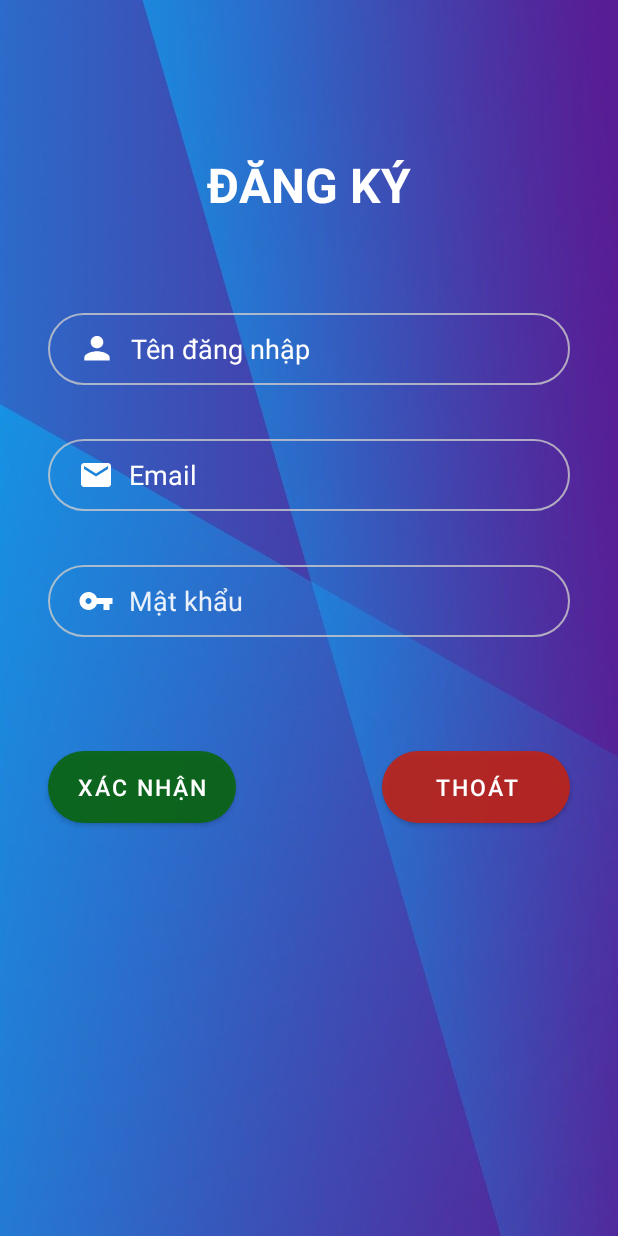
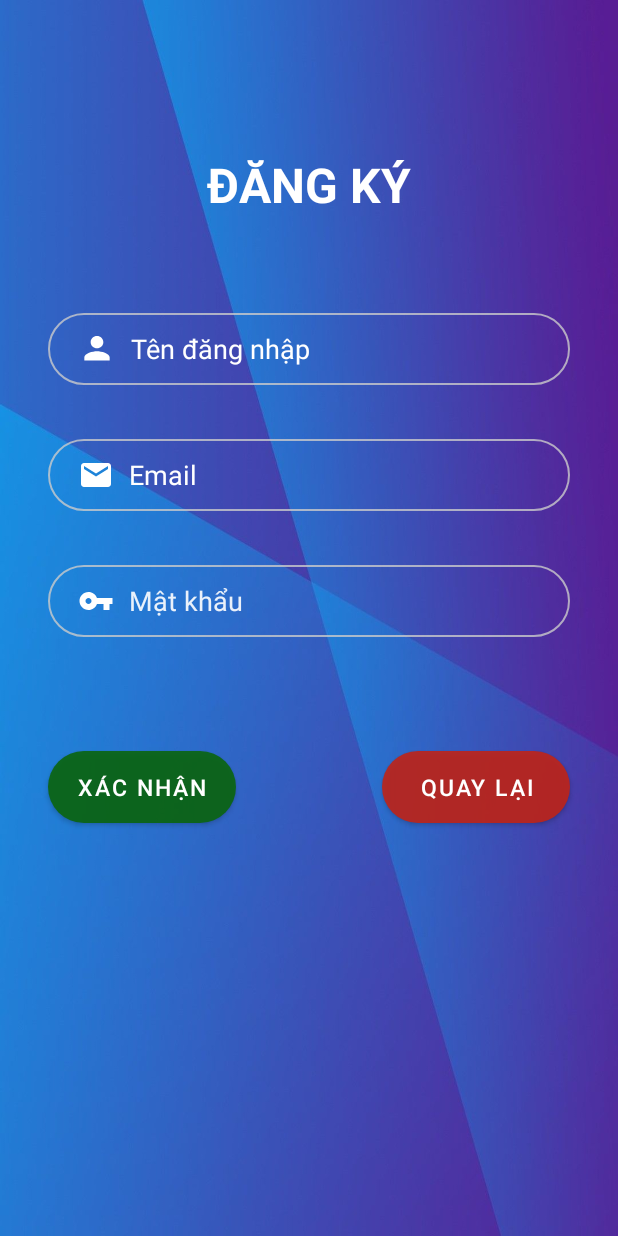
Before and after one commit to tu522001/MusicApplication_Java, an Android app: the RegisterActivity screen opened directly, with no data from a screen before it, on a phone screen of 412 x 824 dp. Run offline under Robolectric (Android 15) with nearby library versions, the phone set to English and light mode, and no system bars.

Commit message:
D0511-F3
update

```diff
--- a/app/src/main/java/com/example/musicapplication_java_dh9c2/useractivity/LoginActivity.java
+++ b/app/src/main/java/com/example/musicapplication_java_dh9c2/useractivity/LoginActivity.java
@@ -10,6 +10,7 @@ import android.util.Log;
 import android.widget.Button;
 import android.widget.EditText;
 import android.widget.TextView;
+import android.widget.Toast;
 
 import com.example.musicapplication_java_dh9c2.model.Account;
 import com.example.musicapplication_java_dh9c2.NaviActivity;
@@ -78,14 +79,14 @@ public class LoginActivity extends AppCompatActivity {
 
             }
             else {
-                Snackbar.make(v, "Vui lòng kiểm tra lại thông tin đăng nhập!", Snackbar.LENGTH_SHORT).show();
+                Toast.makeText(this, "Vui lòng kiểm tra lại thông tin đăng nhập", Toast.LENGTH_SHORT).show();
+
             }
         });
 
         textViewSignUp.setOnClickListener((view) -> {
             Intent regInt = new Intent(LoginActivity.this, RegisterActivity.class);
             startActivity(regInt);
-            finish();
         });
     }
 
--- a/app/src/main/java/com/example/musicapplication_java_dh9c2/useractivity/RegisterActivity.java
+++ b/app/src/main/java/com/example/musicapplication_java_dh9c2/useractivity/RegisterActivity.java
@@ -46,7 +46,14 @@ public class RegisterActivity extends AppCompatActivity {
 
                     }
                 }
+                else {
+                    Toast.makeText(this, "Vui lòng nhập đầy đủ thông tin", Toast.LENGTH_SHORT).show();
+                }
 
+        });
+
+        btnBack.setOnClickListener((v)-> {
+            finish();
         });
     }
 
--- a/app/src/main/res/layout/activity_register.xml
+++ b/app/src/main/res/layout/activity_register.xml
@@ -39,7 +39,7 @@
         android:layout_height="wrap_content"
         android:layout_marginTop="76dp"
         android:background="@drawable/btn_bg"
-        android:text="Thoát"
+        android:text="Quay lại"
         android:textColor="#FFFFFF"
         android:textSize="15sp"
         app:backgroundTint="#BF2419"
```
